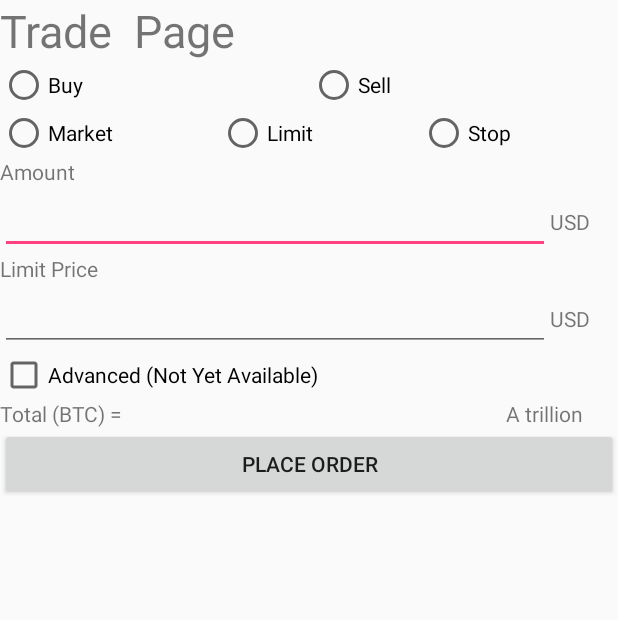
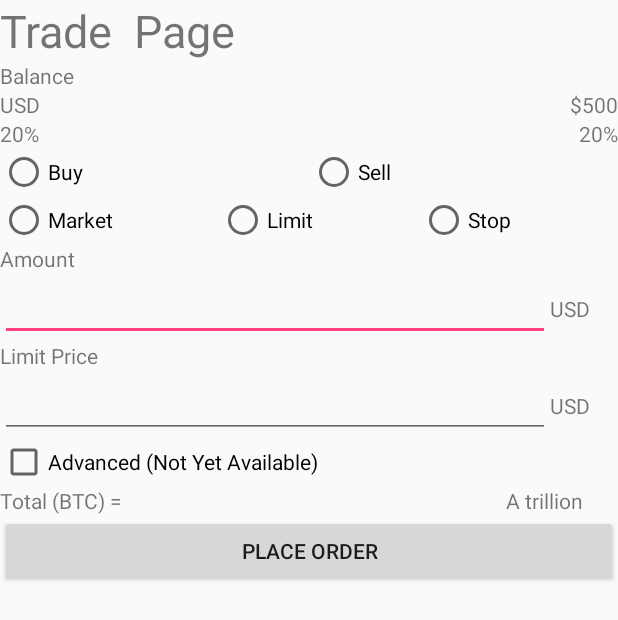
Before and after one commit to jmnbehar/anyx_coinbase_pro_app, an Android app: the layout fragment_trade.xml on its own in the app's theme, with its tools: preview values and no code run, on a phone screen of 412 x 824 dp. Shown: the top 620 px of the screen. Run offline under Robolectric (Android 15) with nearby library versions, the phone set to English and light mode, and no system bars.

```diff
--- a/app/src/main/java/com/jmnbehar/gdax/Classes/GdaxApi.kt
+++ b/app/src/main/java/com/jmnbehar/gdax/Classes/GdaxApi.kt
@@ -233,8 +233,7 @@ sealed class GdaxApi: FuelRouting {
 
                     json.put("amount", amount)
                     json.put("currency", currency.toString())
-//                    json.put("crypto_address", cryptoAddress)
-                    json.put("cryptoAddress", "18vYdgX81Zc2XoY66rbfWvMz4QSxdW9mio")
+                    json.put("crypto_address", cryptoAddress)
                     return json.toString()
                 }
                 else -> return ""
--- a/app/src/main/res/layout/fragment_trade.xml
+++ b/app/src/main/res/layout/fragment_trade.xml
@@ -3,17 +3,86 @@
     xmlns:app="http://schemas.android.com/apk/res-auto"
     xmlns:tools="http://schemas.android.com/tools"
     android:layout_width="match_parent"
-    android:layout_height="match_parent"
+    android:layout_height="wrap_content"
     android:orientation="vertical">
+
 
     <TextView
         android:id="@+id/txt_trade_name"
-        android:layout_width="wrap_content"
+        android:layout_width="match_parent"
         android:layout_height="wrap_content"
+        android:layout_weight="1"
         android:text="Trade  Page"
         android:textSize="30sp"
         tools:layout_editor_absoluteX="48dp"
         tools:layout_editor_absoluteY="16dp" />
+
+    <LinearLayout
+        android:layout_width="match_parent"
+        android:layout_height="wrap_content"
+        android:layout_weight="1"
+        android:orientation="vertical">
+
+        <TextView
+            android:id="@+id/txt_trade_balances_label"
+            android:layout_width="match_parent"
+            android:layout_height="wrap_content"
+            android:layout_weight="1"
+            android:text="Balance" />
+
+        <LinearLayout
+            android:layout_width="match_parent"
+            android:layout_height="wrap_content"
+            android:layout_weight="1"
+            android:orientation="horizontal">
+
+            <LinearLayout
+                android:layout_width="wrap_content"
+                android:layout_height="wrap_content"
+                android:layout_weight="1"
+                android:orientation="vertical">
+
+                <TextView
+                    android:id="@+id/txt_trade_usd_balance_label"
+                    android:layout_width="match_parent"
+                    android:layout_height="wrap_content"
+                    android:layout_weight="1"
+                    android:text="USD" />
+
+                <TextView
+                    android:id="@+id/txt_trade_crypto_balance_label"
+                    android:layout_width="match_parent"
+                    android:layout_height="wrap_content"
+                    android:layout_weight="1"
+                    android:text="20%" />
+            </LinearLayout>
+
+            <LinearLayout
+                android:layout_width="wrap_content"
+                android:layout_height="wrap_content"
+                android:layout_weight="1"
+                android:orientation="vertical">
+
+                <TextView
+                    android:id="@+id/txt_trade_usd_balance"
+                    android:layout_width="match_parent"
+                    android:layout_height="wrap_content"
+                    android:layout_weight="1"
+                    android:text="$500"
+                    android:textAlignment="textEnd" />
+
+                <TextView
+                    android:id="@+id/txt_trade_crypto_balance"
+                    android:layout_width="match_parent"
+                    android:layout_height="wrap_content"
+                    android:layout_weight="1"
+                    android:text="20%"
+                    android:textAlignment="textEnd" />
+            </LinearLayout>
+
+        </LinearLayout>
+
+    </LinearLayout>
 
     <RadioGroup
         android:layout_width="match_parent"
@@ -89,8 +158,8 @@
 
                 <EditText
                     android:id="@+id/etxt_trade_amount"
+                    android:layout_width="0dp"
                     android:layout_height="wrap_content"
-                    android:layout_width="0dp"
                     android:layout_weight="20"
                     android:inputType="numberDecimal" />
 
@@ -124,8 +193,8 @@
 
                 <EditText
                     android:id="@+id/etxt_trade_limit"
+                    android:layout_width="0dp"
                     android:layout_height="wrap_content"
-                    android:layout_width="0dp"
                     android:layout_weight="20"
                     android:inputType="numberDecimal" />
 
@@ -178,5 +247,4 @@
         android:layout_height="wrap_content"
         android:text="Place Order" />
 
-
 </LinearLayout>
```
Also changed, not shown: app/src/main/java/com/jmnbehar/gdax/Fragments/SendFragment.kt (+18 -10 lines), app/src/main/java/com/jmnbehar/gdax/Fragments/TradeFragment.kt (+33 -19 lines).
